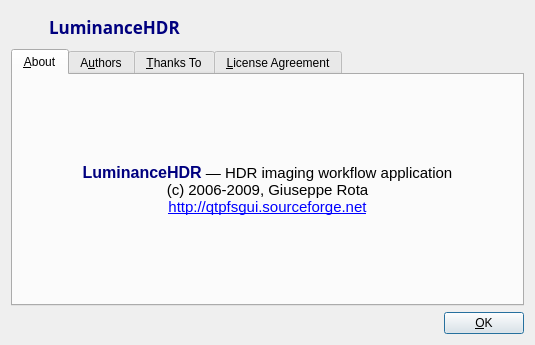
This is forms/about.ui in LuminanceHDR/LuminanceHDR as Qt 5 draws it before an edit. The edited form follows.
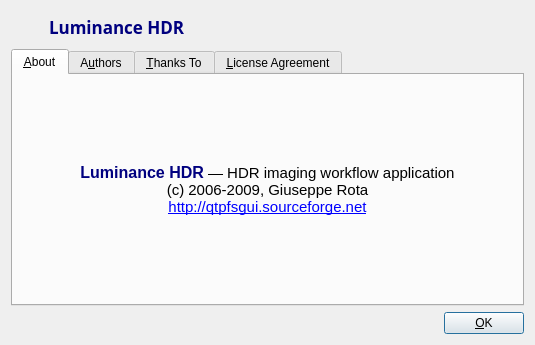
This is the edited form. The open tabs and pages were chosen to show the change. Icons and pictures are not drawn.

Commit message: changed the last user visible LuminanceHDR to Luminance HDR

The edit to the form file:
```diff
--- a/forms/about.ui
+++ b/forms/about.ui
@@ -62,7 +62,7 @@
 &lt;html&gt;&lt;head&gt;&lt;meta name=&quot;qrichtext&quot; content=&quot;1&quot; /&gt;&lt;style type=&quot;text/css&quot;&gt;
 p, li { white-space: pre-wrap; }
 &lt;/style&gt;&lt;/head&gt;&lt;body style=&quot; font-family:'Sans Serif'; font-size:13pt; font-weight:400; font-style:normal;&quot;&gt;
-&lt;p style=&quot; margin-top:0px; margin-bottom:0px; margin-left:0px; margin-right:0px; -qt-block-indent:0; text-indent:0px;&quot;&gt;&lt;span style=&quot; font-weight:600; color:#00007f;&quot;&gt;LuminanceHDR&lt;/span&gt;&lt;/p&gt;&lt;/body&gt;&lt;/html&gt;</string>
+&lt;p style=&quot; margin-top:0px; margin-bottom:0px; margin-left:0px; margin-right:0px; -qt-block-indent:0; text-indent:0px;&quot;&gt;&lt;span style=&quot; font-weight:600; color:#00007f;&quot;&gt;Luminance HDR&lt;/span&gt;&lt;/p&gt;&lt;/body&gt;&lt;/html&gt;</string>
          </property>
         </widget>
        </item>
@@ -96,7 +96,7 @@
 &lt;html&gt;&lt;head&gt;&lt;meta name=&quot;qrichtext&quot; content=&quot;1&quot; /&gt;&lt;style type=&quot;text/css&quot;&gt;
 p, li { white-space: pre-wrap; }
 &lt;/style&gt;&lt;/head&gt;&lt;body style=&quot; font-family:'DejaVu Sans'; font-size:11pt; font-weight:400; font-style:normal;&quot;&gt;
-&lt;p align=&quot;center&quot; style=&quot; margin-top:0px; margin-bottom:0px; margin-left:0px; margin-right:0px; -qt-block-indent:0; text-indent:0px; font-family:'Droid Sans';&quot;&gt;&lt;span style=&quot; font-family:'Sans Serif'; font-size:12pt; font-weight:600; color:#00007f;&quot;&gt;LuminanceHDR&lt;/span&gt;&lt;span style=&quot; font-family:'Sans Serif';&quot;&gt; — HDR imaging workflow application&lt;br /&gt;(c) 2006-2009, Giuseppe Rota&lt;br /&gt;&lt;/span&gt;&lt;a href=&quot;http://luminance.sourceforge.net&quot;&gt;&lt;span style=&quot; font-family:'Sans Serif'; text-decoration: underline; color:#0000ff;&quot;&gt;http://qtpfsgui.sourceforge.net&lt;/span&gt;&lt;/a&gt;&lt;/p&gt;&lt;/body&gt;&lt;/html&gt;</string>
+&lt;p align=&quot;center&quot; style=&quot; margin-top:0px; margin-bottom:0px; margin-left:0px; margin-right:0px; -qt-block-indent:0; text-indent:0px; font-family:'Droid Sans';&quot;&gt;&lt;span style=&quot; font-family:'Sans Serif'; font-size:12pt; font-weight:600; color:#00007f;&quot;&gt;Luminance HDR&lt;/span&gt;&lt;span style=&quot; font-family:'Sans Serif';&quot;&gt; — HDR imaging workflow application&lt;br /&gt;(c) 2006-2009, Giuseppe Rota&lt;br /&gt;&lt;/span&gt;&lt;a href=&quot;http://luminance.sourceforge.net&quot;&gt;&lt;span style=&quot; font-family:'Sans Serif'; text-decoration: underline; color:#0000ff;&quot;&gt;http://qtpfsgui.sourceforge.net&lt;/span&gt;&lt;/a&gt;&lt;/p&gt;&lt;/body&gt;&lt;/html&gt;</string>
            </property>
            <property name="textFormat">
             <enum>Qt::AutoText</enum>
```
The commit also changes 38 other files.
